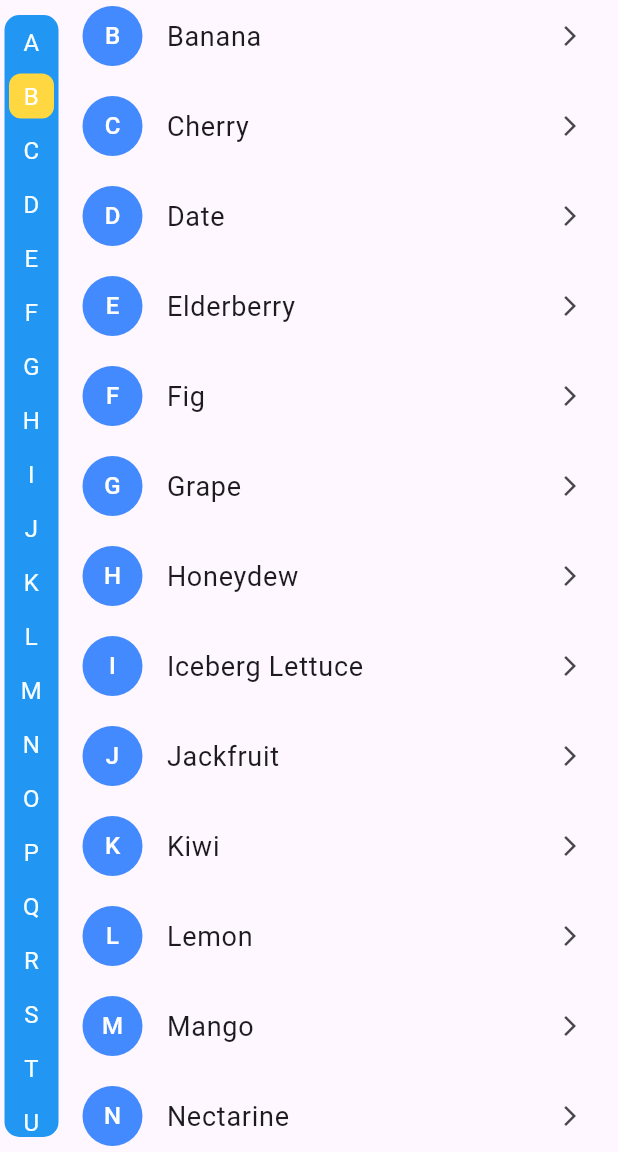
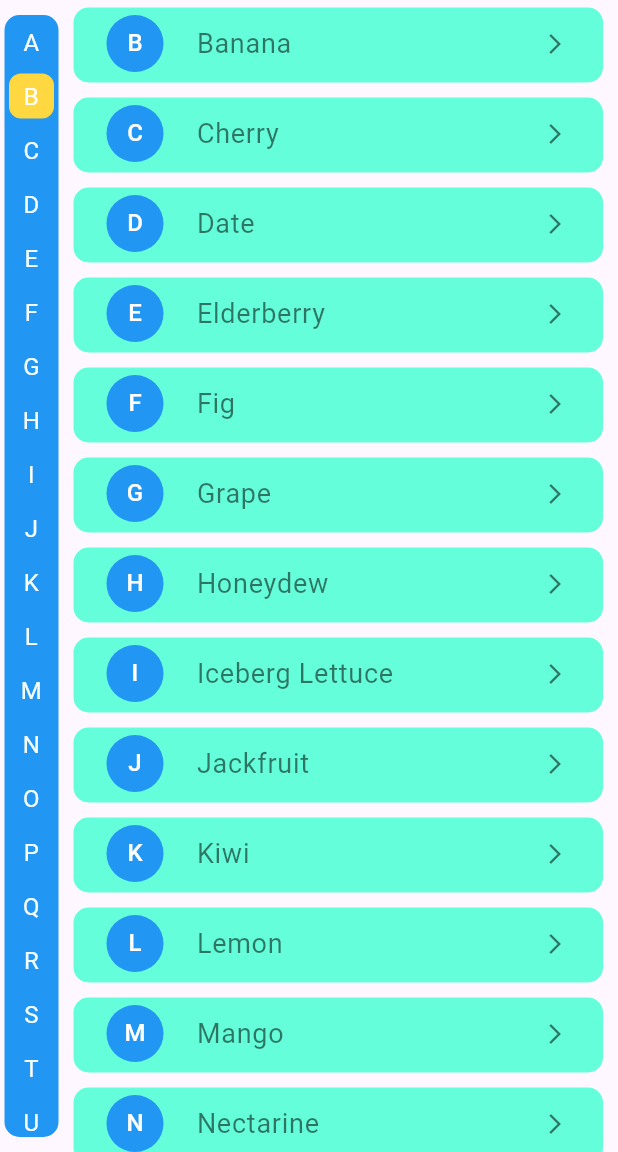
Before and after one commit to DeveloperKits/alphabet_navigation, a Flutter app: the screen it shows after launch, after a tap on an icon or button, on a phone screen of 412 x 824 dp, the part 84-1236 px from its top. Run offline on Flutter 3.47's test engine with Material 3 defaults, Android fonts, the phone set to English and light mode, and no system bars.

Commit message:
update docs & version v1.1.0

```diff
--- a/example/lib/main.dart
+++ b/example/lib/main.dart
@@ -53,21 +53,35 @@ class AlphabetListViewExample extends StatelessWidget {
         circleBorderRadius: 8, /// Border radius for the selected letter circle
         itemBuilder: (context, index) {
           /// Build the item widget
-          return ListTile(
+          return Container(
+            margin: const EdgeInsets.symmetric(horizontal: 10, vertical: 5,),
+            decoration: BoxDecoration(
+              borderRadius: BorderRadius.circular(10),
+              color: Colors.tealAccent,
+            ),
+            child: ListTile(
               dense: true,
               shape: RoundedRectangleBorder(borderRadius: BorderRadius.circular(10)),
               title: Text(
                 dynamicList[index],
-              style: const TextStyle(fontSize: 18),
+                style: const TextStyle(fontSize: 18, color: Colors.black54,),
               ),
-            leading: CircleAvatar(
-              backgroundColor: Colors.blueAccent,
+              leading: Padding(
+                padding: const EdgeInsets.all(5.0),
+                child: CircleAvatar(
+                  backgroundColor: Colors.blue,
                   child: Text(
                     dynamicList[index][0],
                     style: const TextStyle(color: Colors.white),
                   ),
                 ),
-            trailing: const Icon(Icons.arrow_forward_ios, size: 16),
+              ),
+              trailing: const Icon(
+                Icons.arrow_forward_ios,
+                size: 16,
+                color: Colors.black54,
+              ),
+            ),
           );
         },
       ),
--- a/lib/alphabet_navigation.dart
+++ b/lib/alphabet_navigation.dart
@@ -1,7 +1,6 @@
 library alphabet_navigation;
 
 import 'package:flutter/material.dart';
-
 
 class AlphabetNavigation extends StatefulWidget {
   final List<String> stringList;
@@ -16,7 +15,6 @@ class AlphabetNavigation extends StatefulWidget {
   final bool circleSelectedLetter;
   final Color circleSelectedBackgroundColor;
   final double circleBorderRadius;
-
 
   final Function(BuildContext, int) itemBuilder;
 
@@ -54,7 +52,7 @@ class AlphabetNavigation extends StatefulWidget {
 class _AlphabetNavigationState extends State<AlphabetNavigation> {
   late ScrollController _scrollController;
   final Map<String, int> _alphabetMap = {}; // Maps alphabet to list index
-  String _selectedAlphabet = 'A'; // Default selected alphabet
+  String _selectedAlphabet = 'B'; // Default selected alphabet
 
   @override
   void initState() {
@@ -63,9 +61,14 @@ class _AlphabetNavigationState extends State<AlphabetNavigation> {
     _generateAlphabetMap();
   }
 
+  /// Generates a map of alphabet to list index for faster lookup
+  /// during scrolling to an alphabet letter.
   void _generateAlphabetMap() {
-    List<String> sortedList = widget.stringList.map((e) => e.toUpperCase()).toList();
-    sortedList.sort(); // Sort by alphabet to ensure correct mapping
+    List<String> sortedList =
+        widget.stringList.map((e) => e.toUpperCase()).toList();
+
+    /// Sort by alphabet to ensure correct mapping
+    sortedList.sort();
 
     for (int i = 0; i < sortedList.length; i++) {
       String firstLetter = sortedList[i][0];
@@ -73,11 +76,16 @@ class _AlphabetNavigationState extends State<AlphabetNavigation> {
         _alphabetMap[firstLetter] = i;
       }
     }
+
+    _selectedAlphabet = sortedList[0];
   }
 
+  /// Scrolls to the selected alphabet letter when an alphabet is selected.
+  /// If the letter is not found in the alphabet map, no action is taken.
   void _scrollToLetter(String letter) {
     setState(() {
-      _selectedAlphabet = letter; // Update selected alphabet
+      /// Update selected alphabet
+      _selectedAlphabet = letter;
     });
 
     int? index = _alphabetMap[letter];
@@ -85,14 +93,16 @@ class _AlphabetNavigationState extends State<AlphabetNavigation> {
       double targetOffset = index * 60.0;
       double currentOffset = _scrollController.offset;
 
-      // Adjust duration based on distance, with smaller scaling
+      /// Adjust duration based on distance, with smaller scaling
       double distance = (targetOffset - currentOffset).abs();
-      int duration = (distance / 800).clamp(50, 200).toInt(); // Faster scaling
+      int duration = (distance / 800).clamp(50, 200).toInt();
 
       _scrollController.animateTo(
         targetOffset,
         duration: Duration(milliseconds: duration),
-        curve: Curves.linear, // Constant speed
+
+        /// Constant speed
+        curve: Curves.linear,
       );
     }
   }
@@ -114,6 +124,9 @@ class _AlphabetNavigationState extends State<AlphabetNavigation> {
           );
   }
 
+  /// Builds the dynamic list view based on the widget's `dynamicList` property.
+  /// This list is scrollable and the list items are generated using the
+  /// `itemBuilder` property.
   Widget _dynamicList() {
     return Expanded(
       child: ListView.builder(
@@ -127,14 +140,23 @@ class _AlphabetNavigationState extends State<AlphabetNavigation> {
     );
   }
 
-  Widget _alphabetList({required double leftMargin, required double rightMargin}) {
+  /// Builds the alphabet list view using the `backgroundColor`,
+  /// `circleSelectedLetter`, and `circleSelectedBackgroundColor` properties.
+  /// This list is scrollable and the list items are generated using the
+  /// `normalAlphaList` and `circleAlphaList` functions.
+  Widget _alphabetList(
+      {required double leftMargin, required double rightMargin}) {
     return Container(
-      margin: EdgeInsets.only(left: leftMargin, right: rightMargin, top: 10, bottom: 10),
+      margin: EdgeInsets.only(
+        left: leftMargin,
+        right: rightMargin,
+        top: 10,
+        bottom: 10,
+      ),
       decoration: BoxDecoration(
         color: widget.backgroundColor,
         borderRadius: BorderRadius.circular(10),
       ),
-
       child: SingleChildScrollView(
         child: Column(
           mainAxisAlignment: MainAxisAlignment.center,
@@ -151,6 +173,10 @@ class _AlphabetNavigationState extends State<AlphabetNavigation> {
     );
   }
 
+  /// Builds the circle alpha list view using the `circleSelectedBackgroundColor`,
+  /// `circleBorderRadius`, and `selectedColor` properties.
+  /// This list is scrollable and the list items are generated using the
+  /// `Text` widget.
   Widget _circleAlphaList(String letter) {
     return Container(
       height: 30,
@@ -176,6 +202,9 @@ class _AlphabetNavigationState extends State<AlphabetNavigation> {
     );
   }
 
+  /// Builds the normal alpha list view using the `unselectedColor` property.
+  /// This list is scrollable and the list items are generated using the
+  /// `Text` widget.
   Widget _normalAlphaList(String letter) {
     return Padding(
       padding: const EdgeInsets.symmetric(vertical: 5.0, horizontal: 6.0),
--- a/pubspec.yaml
+++ b/pubspec.yaml
@@ -1,6 +1,6 @@
 name: alphabet_navigation
 description: "A Flutter package that provides an alphabetically indexed list view."
-version: 1.0.1
+version: 1.1.0
 homepage: https://github.com/DeveloperKits/alphabet_navigation
 
 environment:
@@ -20,7 +20,7 @@ dev_dependencies:
 # following page: https://dart.dev/tools/pub/pubspec
 
 # The following section is specific to Flutter packages.
-flutter:
+# flutter:
 
   # To add assets to your package, add an assets section, like this:
   # assets:
```
Also changed, not shown: example/pubspec.lock, 1 other file. Lines whose indentation alone changed are shown as unchanged.
